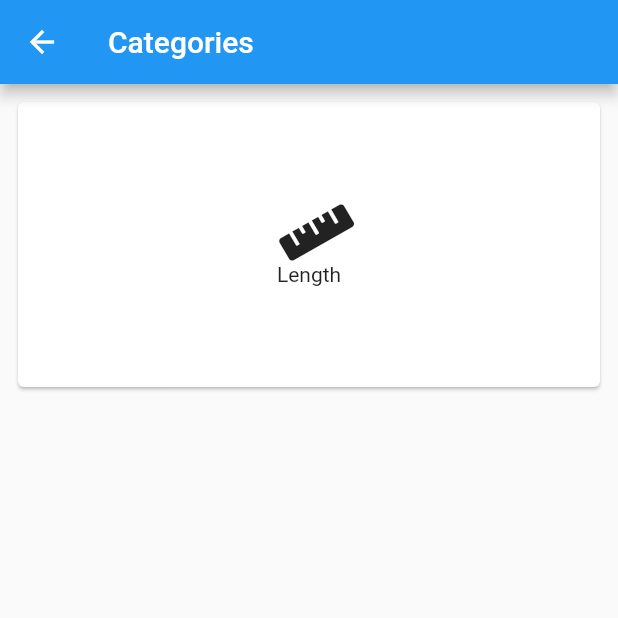
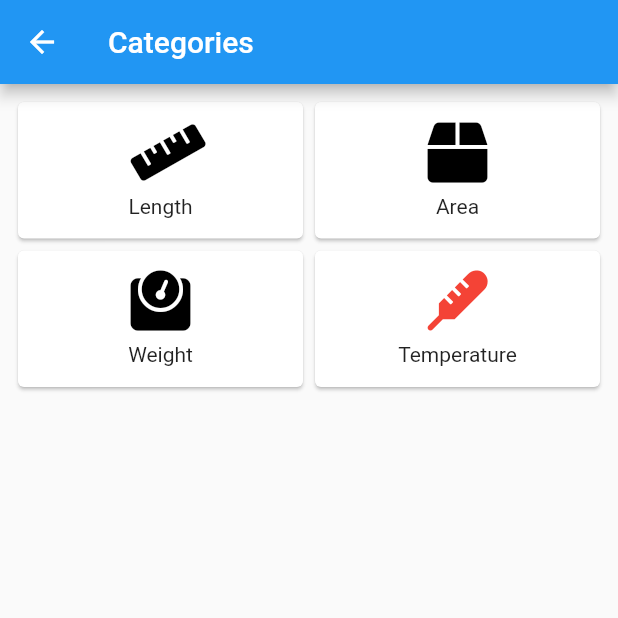
Before and after one commit to mustafabhatkar/unit_converter, a Flutter app: the screen it shows after launch, after a tap on the "add" icon, on a phone screen of 412 x 824 dp, the top half of it. Run offline on Flutter 3.47's test engine with Material 2 defaults, Android fonts, the phone set to English and light mode, and no system bars; our stand-ins replace font_awesome_flutter.

Commit message:
Completed Category Page

```diff
--- a/lib/category/category_item.dart
+++ b/lib/category/category_item.dart
@@ -1,18 +1,29 @@
 import 'package:flutter/material.dart';
-import 'package:font_awesome_flutter/font_awesome_flutter.dart';
 
 class CategoryItem extends StatelessWidget {
-  const CategoryItem({Key? key}) : super(key: key);
+  final IconData categoryIcon;
+  final String categoryName;
+  final Color iconColor;
+  const CategoryItem(
+      {required this.categoryIcon,
+      required this.categoryName,
+      required this.iconColor});
 
   @override
   Widget build(BuildContext context) {
-    return Card(
-      child: Column(
-        mainAxisAlignment:MainAxisAlignment.center,
-        children: [
-          Icon(FontAwesomeIcons.ruler,size:40),
-          Text("Length"),
-        ],
+    return InkWell(
+      onTap: () {
+        Navigator.pop(context, categoryName);
+      },
+      child: Card(
+        child: Column(
+          mainAxisAlignment: MainAxisAlignment.center,
+          children: [
+            Icon(categoryIcon, size: 40, color: iconColor),
+            SizedBox(height: 8.0),
+            Text(categoryName),
+          ],
+        ),
       ),
     );
   }
--- a/lib/category/category_page.dart
+++ b/lib/category/category_page.dart
@@ -1,4 +1,5 @@
 import 'package:flutter/material.dart';
+import 'package:font_awesome_flutter/font_awesome_flutter.dart';
 import 'package:unit_converter/category/category_item.dart';
 import 'package:unit_converter/utils/constants.dart';
 
@@ -12,10 +13,25 @@ class CategoryPage extends StatelessWidget {
       body: Container(
           margin: EdgeInsets.all(8.0),
           child: GridView.count(
-          crossAxisCount: 1,
-          childAspectRatio: 1/0.5,
+            crossAxisCount: 2,
+            childAspectRatio: 1 / 0.5,
             children: <Widget>[
-            CategoryItem()
+              CategoryItem(
+                  categoryIcon: FontAwesomeIcons.ruler,
+                  categoryName: "Length",
+                  iconColor: Colors.black),
+              CategoryItem(
+                  categoryIcon: FontAwesomeIcons.box,
+                  categoryName: "Area",
+                  iconColor: Colors.black),
+              CategoryItem(
+                  categoryIcon: FontAwesomeIcons.weight,
+                  categoryName: "Weight",
+                  iconColor: Colors.black),
+              CategoryItem(
+                  categoryIcon: FontAwesomeIcons.thermometer,
+                  categoryName: "Temperature",
+                  iconColor: Colors.red),
             ],
           )),
     );
--- a/lib/home_page.dart
+++ b/lib/home_page.dart
@@ -10,17 +10,22 @@ class HomePage extends StatefulWidget {
 }
 
 class _HomePageState extends State<HomePage> {
+  var categoryName = "";
   @override
   Widget build(BuildContext context) {
     return Scaffold(
         appBar: AppBar(
           title: Text(Constants.appName),
         ),
-        body: Container(),
+        body: Center(child: Container(child: Text(categoryName))),
         floatingActionButton: FloatingActionButton(
-            onPressed: () {
-              Navigator.push(context,
+            onPressed: () async {
+              categoryName = await Navigator.push(context,
                   MaterialPageRoute(builder: (context) => CategoryPage()));
+                  setState(() {
+
+                  });
+
             },
             child: Icon(Icons.add)));
   }
```
Lines whose indentation alone changed are shown as unchanged.
